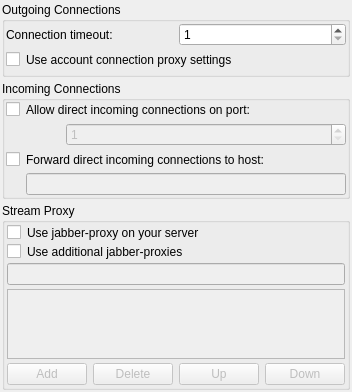
Qt form src/plugins/socksstreams/advancedsocksoptionswidget2.ui (xnamed/vacuum-im) before a commit.
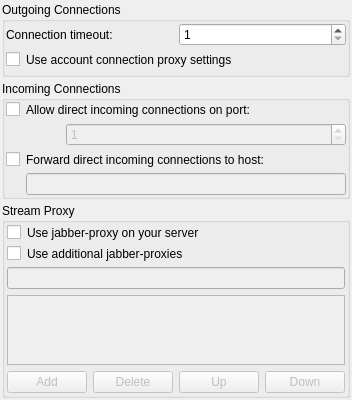
The same form after that commit.

```diff
--- a/src/plugins/socksstreams/advancedsocksoptionswidget2.ui
+++ b/src/plugins/socksstreams/advancedsocksoptionswidget2.ui
@@ -7,7 +7,7 @@
     <x>0</x>
     <y>0</y>
     <width>336</width>
-    <height>366</height>
+    <height>375</height>
    </rect>
   </property>
   <property name="sizePolicy">
@@ -289,7 +289,7 @@
      </property>
      <layout class="QVBoxLayout" name="verticalLayout">
       <property name="spacing">
-       <number>4</number>
+       <number>6</number>
       </property>
       <property name="leftMargin">
        <number>2</number>
```
Left out of the diff: 2 changed lines with no effect on the pictures.
